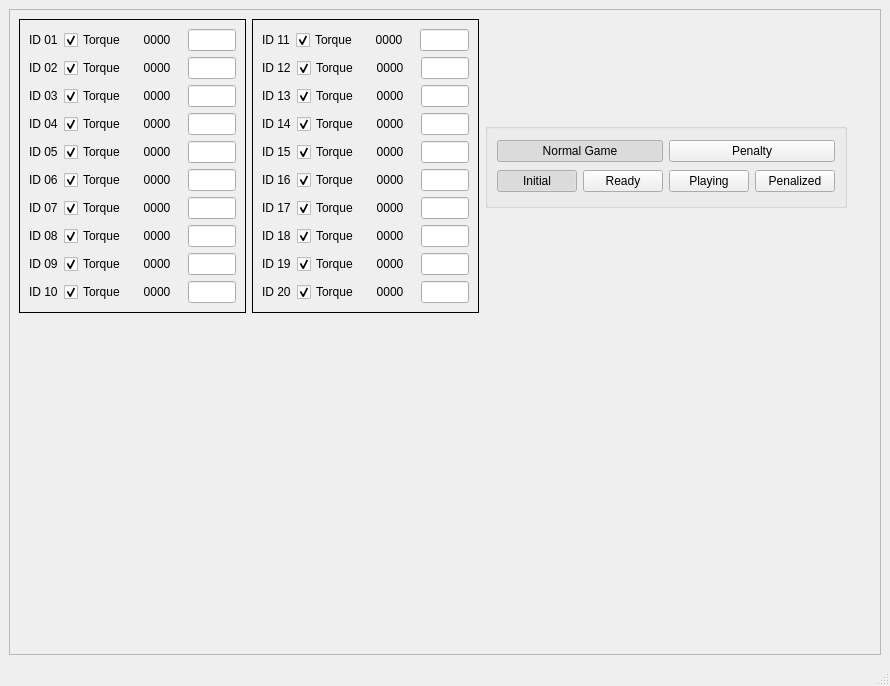
Before: the Qt Designer form src/gui/src/main_window.ui in RoboFEI/RoboFEI-HT_2023_SOFTWARE, drawn with Qt 5.
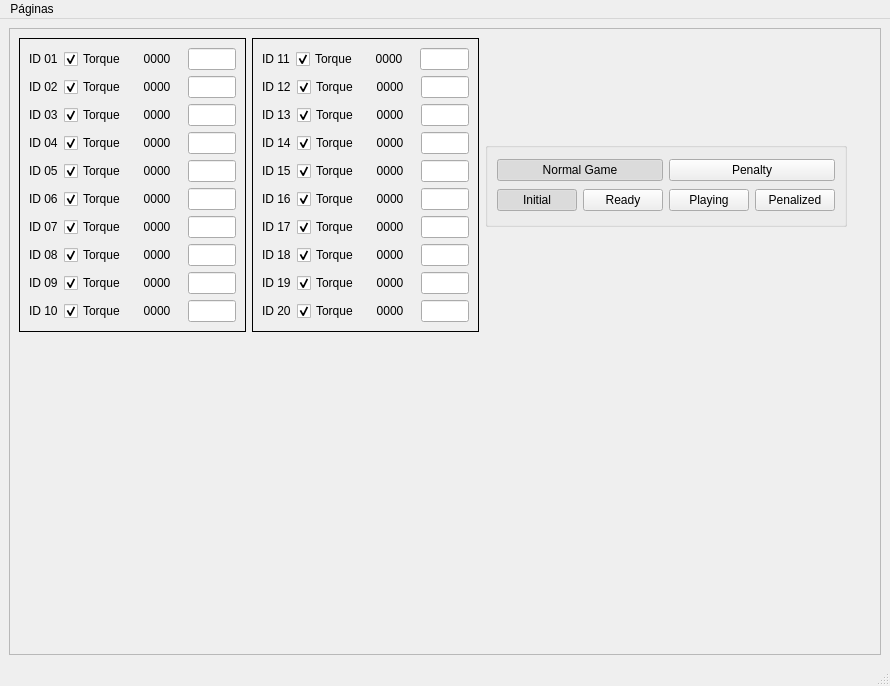
After: the same form once the commit is applied.

Commit message: open json in gui

Diff of the .ui file:
```diff
--- a/src/gui/src/main_window.ui
+++ b/src/gui/src/main_window.ui
@@ -15,7 +15,7 @@
   </property>
   <widget class="QWidget" name="centralwidget">
    <layout class="QGridLayout" name="gridLayout">
-    <item row="0" column="0">
+    <item row="0" column="1">
      <widget class="QFrame" name="frame_3">
       <property name="frameShape">
        <enum>QFrame::StyledPanel</enum>
@@ -1210,6 +1210,14 @@
      <height>22</height>
     </rect>
    </property>
+   <widget class="QMenu" name="menuP_ginas">
+    <property name="title">
+     <string>Páginas</string>
+    </property>
+    <addaction name="actionInicial"/>
+    <addaction name="actionMovimenta_es"/>
+   </widget>
+   <addaction name="menuP_ginas"/>
   </widget>
   <widget class="QStatusBar" name="statusbar"/>
  </widget>
```
Left out of the diff: 247 changed lines with no effect on the pictures. The commit also changes 5 other files.
